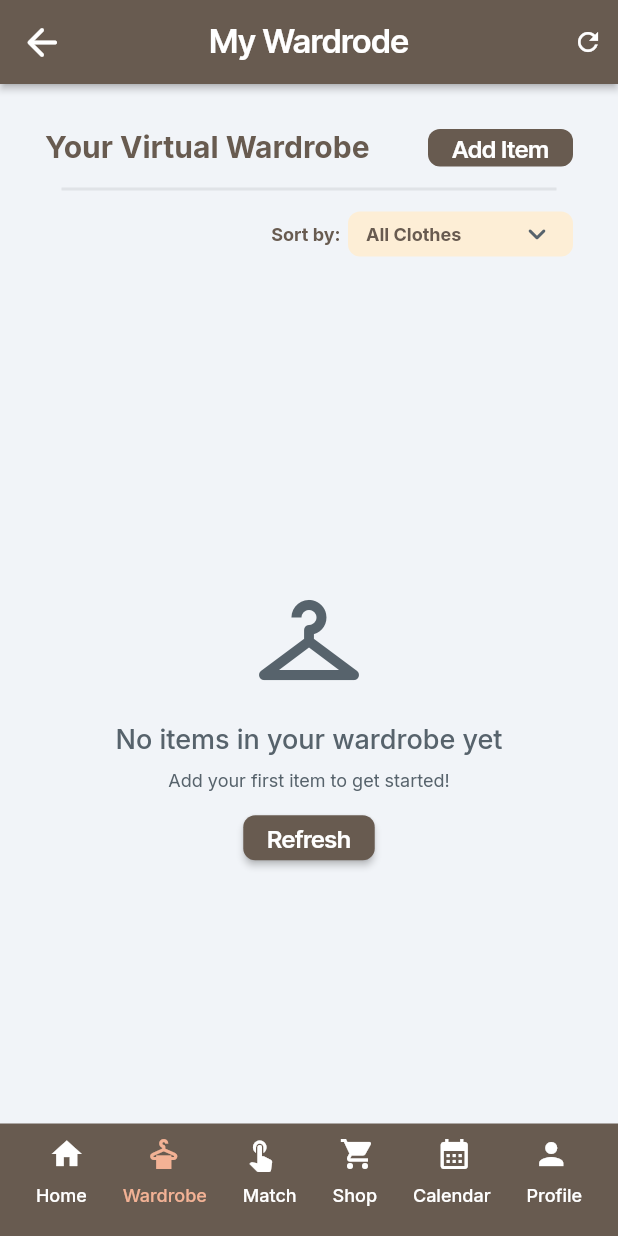
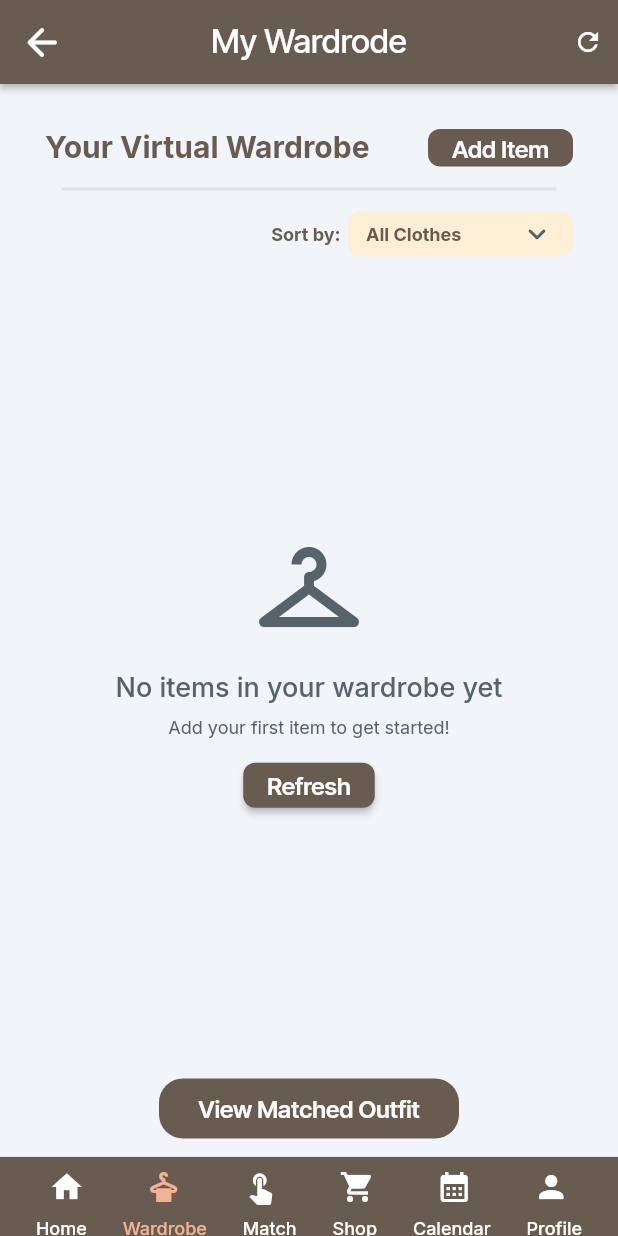
Before and after one commit to rexkan/Pakaije, a Flutter app: the MyWardrodeWidget screen opened by its route, on a phone screen of 412 x 824 dp. Run offline on Flutter 3.47's test engine with Material 3 defaults, Android fonts, the phone set to English and light mode, and no system bars; drawn by our look-alikes of auto_size_text, dropdown_button2; our stand-ins replace cached_network_image, cloud_firestore, equatable, file_picker, firebase_auth, firebase_core and 19 more; missing offline and left inert: json_path, mime_type; accounts and stored records are empty.

Commit message:
solve navigation bar bug

```diff
--- a/lib/user/my_wardrode/my_wardrode_widget.dart
+++ b/lib/user/my_wardrode/my_wardrode_widget.dart
@@ -9,6 +9,7 @@ import '/auth/firebase_auth/auth_util.dart';
 import '/index.dart';
 import 'package:flutter/material.dart';
 import 'package:google_fonts/google_fonts.dart';
+import 'dart:async'; // Added missing import
 import 'my_wardrode_model.dart';
 export 'my_wardrode_model.dart';
 
@@ -101,19 +102,11 @@ class _MyWardrodeWidgetState extends State<MyWardrodeWidget> {
               'cc9n9pk0' /* My Wardrode */,
             ),
             style: FlutterFlowTheme.of(context).headlineMedium.override(
-                  font: GoogleFonts.interTight(
-                    fontWeight:
-                        FlutterFlowTheme.of(context).headlineMedium.fontWeight,
-                    fontStyle:
-                        FlutterFlowTheme.of(context).headlineMedium.fontStyle,
-                  ),
+                  fontFamily: GoogleFonts.interTight().fontFamily,
                   color: Colors.white,
                   fontSize: 22.0,
                   letterSpacing: 0.0,
-                  fontWeight:
-                      FlutterFlowTheme.of(context).headlineMedium.fontWeight,
-                  fontStyle:
-                      FlutterFlowTheme.of(context).headlineMedium.fontStyle,
+                  fontWeight: FontWeight.w500,
                 ),
           ),
           actions: [
@@ -160,20 +153,12 @@ class _MyWardrodeWidgetState extends State<MyWardrodeWidget> {
                             style: FlutterFlowTheme.of(context)
                                 .bodyMedium
                                 .override(
-                                  font: GoogleFonts.inter(
-                                    fontWeight: FontWeight.bold,
-                                    fontStyle: FlutterFlowTheme.of(context)
-                                        .bodyMedium
-                                        .fontStyle,
-                                  ),
+                                  fontFamily: GoogleFonts.inter().fontFamily,
                                   color:
                                       FlutterFlowTheme.of(context).underground,
                                   fontSize: 20.0,
                                   letterSpacing: 0.0,
                                   fontWeight: FontWeight.bold,
-                                  fontStyle: FlutterFlowTheme.of(context)
-                                      .bodyMedium
-                                      .fontStyle,
                                 ),
                           ),
                           Align(
@@ -181,7 +166,7 @@ class _MyWardrodeWidgetState extends State<MyWardrodeWidget> {
                             child: FFButtonWidget(
                               onPressed: () async {
                                 // Navigate to add item and refresh when returning
-                                final result = await context.pushNamed(AddNewItemWidget.routeName);
+                                final result = await context.pushNamed('AddNewItem'); // Fixed route name
                                 // Force refresh when returning from add item screen
                                 _forceRefresh();
                               },
@@ -198,22 +183,9 @@ class _MyWardrodeWidgetState extends State<MyWardrodeWidget> {
                                 textStyle: FlutterFlowTheme.of(context)
                                     .titleSmall
                                     .override(
-                                      font: GoogleFonts.interTight(
-                                        fontWeight: FlutterFlowTheme.of(context)
-                                            .titleSmall
-                                            .fontWeight,
-                                        fontStyle: FlutterFlowTheme.of(context)
-                                            .titleSmall
-                                            .fontStyle,
-                                      ),
+                                      fontFamily: GoogleFonts.interTight().fontFamily,
                                       color: Colors.white,
                                       letterSpacing: 0.0,
-                                      fontWeight: FlutterFlowTheme.of(context)
-                                          .titleSmall
-                                          .fontWeight,
-                                      fontStyle: FlutterFlowTheme.of(context)
-                                          .titleSmall
-                                          .fontStyle,
                                     ),
                                 elevation: 0.0,
                                 borderRadius: BorderRadius.circular(8.0),
@@ -248,19 +220,11 @@ class _MyWardrodeWidgetState extends State<MyWardrodeWidget> {
                               style: FlutterFlowTheme.of(context)
                                   .bodyMedium
                                   .override(
-                                    font: GoogleFonts.inter(
-                                      fontWeight: FontWeight.bold,
-                                      fontStyle: FlutterFlowTheme.of(context)
-                                          .bodyMedium
-                                          .fontStyle,
-                                    ),
+                                    fontFamily: GoogleFonts.inter().fontFamily,
                                     color: FlutterFlowTheme.of(context)
                                         .underground,
                                     letterSpacing: 0.0,
                                     fontWeight: FontWeight.bold,
-                                    fontStyle: FlutterFlowTheme.of(context)
-                                        .bodyMedium
-                                        .fontStyle,
                                   ),
                             ),
                           ),
@@ -288,19 +252,11 @@ class _MyWardrodeWidgetState extends State<MyWardrodeWidget> {
                               textStyle: FlutterFlowTheme.of(context)
                                   .bodyMedium
                                   .override(
-                                    font: GoogleFonts.inter(
-                                      fontWeight: FontWeight.bold,
-                                      fontStyle: FlutterFlowTheme.of(context)
-                                          .bodyMedium
-                                          .fontStyle,
-                                    ),
+                                    fontFamily: GoogleFonts.inter().fontFamily,
                                     color: FlutterFlowTheme.of(context)
                                         .underground,
                                     letterSpacing: 0.0,
                                     fontWeight: FontWeight.bold,
-                                    fontStyle: FlutterFlowTheme.of(context)
-                                        .bodyMedium
-                                        .fontStyle,
                                   ),
                               hintText: FFLocalizations.of(context).getText(
                                 '7d4ufn4n' /* Select */,
@@ -666,29 +622,58 @@ class _MyWardrodeWidgetState extends State<MyWardrodeWidget> {
                         ),
                       ),
                     ),
-                    // Removed the "Match New Outfit" button section completely
+                    Align(
+                      alignment: AlignmentDirectional(0.0, 1.0),
+                      child: Padding(
+                        padding: EdgeInsetsDirectional.fromSTEB(
+                            0.0, 15.0, 0.0, 15.0),
+                        child: FFButtonWidget(
+                          onPressed: () {
+                            print('View Matched Outfit button pressed ...');
+                          },
+                          text: FFLocalizations.of(context).getText(
+                            'yveetctd' /* View Matched Outfit */,
+                          ),
+                          options: FFButtonOptions(
+                            width: 200.0,
+                            height: 40.0,
+                            padding: EdgeInsetsDirectional.fromSTEB(
+                                16.0, 0.0, 16.0, 0.0),
+                            iconPadding: EdgeInsetsDirectional.fromSTEB(
+                                0.0, 0.0, 0.0, 0.0),
+                            color: FlutterFlowTheme.of(context).underground,
+                            textStyle: FlutterFlowTheme.of(context)
+                                .titleSmall
+                                .override(
+                                  fontFamily: GoogleFonts.interTight().fontFamily,
+                                  color: Colors.white,
+                                  fontSize: 16.0,
+                                  letterSpacing: 0.0,
+                                ),
+                            elevation: 0.0,
+                            borderRadius: BorderRadius.circular(16.0),
+                          ),
+                        ),
+                      ),
+                    ),
                   ],
                 ),
               ),
-              // Bottom navigation bar - Fixed to match home page structure
-              Positioned(
-                left: 0,
-                right: 0,
-                bottom: 0,
+              // Bottom navigation bar - Using OutfitMatch style
+              Align(
+                alignment: AlignmentDirectional(-1.0, 1.11),
                 child: Container(
                   width: double.infinity,
-                  height: 75.0,
+                  height: 90.0,
                   decoration: BoxDecoration(
                     color: FlutterFlowTheme.of(context).underground,
                   ),
-                  alignment: AlignmentDirectional(0.0, 1.0),
                   child: Column(
                     mainAxisSize: MainAxisSize.max,
                     children: [
                       Row(
                         mainAxisSize: MainAxisSize.max,
                         mainAxisAlignment: MainAxisAlignment.spaceEvenly,
-                        crossAxisAlignment: CrossAxisAlignment.center,
                         children: [
                           FlutterFlowIconButton(
                             borderRadius: 8.0,
@@ -699,7 +684,7 @@ class _MyWardrodeWidgetState extends State<MyWardrodeWidget> {
                               size: 24.0,
                             ),
                             onPressed: () async {
-                              context.pushNamed(HomePageWidget.routeName);
+                              context.pushNamed('HomePage');
                             },
                           ),
                           FlutterFlowIconButton(
@@ -724,7 +709,7 @@ class _MyWardrodeWidgetState extends State<MyWardrodeWidget> {
                               size: 24.0,
                             ),
                             onPressed: () async {
-                              context.pushNamed(OutfitMatchWidget.routeName);
+                              context.pushNamed('OutfitMatch');
                             },
                           ),
                           FlutterFlowIconButton(
@@ -736,7 +721,7 @@ class _MyWardrodeWidgetState extends State<MyWardrodeWidget> {
                               size: 24.0,
                             ),
                             onPressed: () async {
-                              context.pushNamed(BuyClothesWidget.routeName);
+                              context.pushNamed('BuyClothes');
                             },
                           ),
                           FlutterFlowIconButton(
@@ -748,7 +733,7 @@ class _MyWardrodeWidgetState extends State<MyWardrodeWidget> {
                               size: 24.0,
                             ),
                             onPressed: () async {
-                              context.pushNamed(OutfitPlanner2Widget.routeName);
+                              context.pushNamed('OutfitPlanner2');
                             },
                           ),
                           FlutterFlowIconButton(
@@ -760,7 +745,7 @@ class _MyWardrodeWidgetState extends State<MyWardrodeWidget> {
                               size: 24.0,
                             ),
                             onPressed: () async {
-                              context.pushNamed(UserProfileWidget.routeName);
+                              context.pushNamed('UserProfile');
                             },
                           ),
                         ],
@@ -770,7 +755,7 @@ class _MyWardrodeWidgetState extends State<MyWardrodeWidget> {
                         child: Row(
                           mainAxisSize: MainAxisSize.max,
                           mainAxisAlignment: MainAxisAlignment.spaceEvenly,
-                          crossAxisAlignment: CrossAxisAlignment.start,
+                          crossAxisAlignment: CrossAxisAlignment.end,
                           children: [
                             Text(
                               FFLocalizations.of(context).getText(
@@ -779,19 +764,11 @@ class _MyWardrodeWidgetState extends State<MyWardrodeWidget> {
                               style: FlutterFlowTheme.of(context)
                                   .bodyMedium
                                   .override(
-                                    font: GoogleFonts.inter(
-                                      fontWeight: FontWeight.w500,
-                                      fontStyle: FlutterFlowTheme.of(context)
-                                          .bodyMedium
-                                          .fontStyle,
-                                    ),
+                                    fontFamily: GoogleFonts.inter().fontFamily,
                                     color: FlutterFlowTheme.of(context).white,
                                     fontSize: 12.0,
                                     letterSpacing: 0.0,
                                     fontWeight: FontWeight.w500,
-                                    fontStyle: FlutterFlowTheme.of(context)
-                                        .bodyMedium
-                                        .fontStyle,
                                   ),
                             ),
                             Text(
@@ -801,20 +778,11 @@ class _MyWardrodeWidgetState extends State<MyWardrodeWidget> {
                               style: FlutterFlowTheme.of(context)
                                   .bodyMedium
                                   .override(
-                                    font: GoogleFonts.inter(
-                                      fontWeight: FontWeight.w500,
-                                      fontStyle: FlutterFlowTheme.of(context)
-                                          .bodyMedium
-                                          .fontStyle,
-                                    ),
-                                    color:
-                                        FlutterFlowTheme.of(context).waxFlower,
+                                    fontFamily: GoogleFonts.inter().fontFamily,
+                                    color: FlutterFlowTheme.of(context).waxFlower,
                                     fontSize: 12.0,
                                     letterSpacing: 0.0,
                                     fontWeight: FontWeight.w500,
-                                    fontStyle: FlutterFlowTheme.of(context)
-                                        .bodyMedium
-                                        .fontStyle,
                                   ),
                             ),
                             Text(
@@ -824,19 +792,11 @@ class _MyWardrodeWidgetState extends State<MyWardrodeWidget> {
                               style: FlutterFlowTheme.of(context)
                                   .bodyMedium
                                   .override(
-                                    font: GoogleFonts.inter(
-                                      fontWeight: FontWeight.w500,
-                                      fontStyle: FlutterFlowTheme.of(context)
-                                          .bodyMedium
-                                          .fontStyle,
-                                    ),
+                                    fontFamily: GoogleFonts.inter().fontFamily,
                                     color: FlutterFlowTheme.of(context).white,
                                     fontSize: 12.0,
                                     letterSpacing: 0.0,
                                     fontWeight: FontWeight.w500,
-                                    fontStyle: FlutterFlowTheme.of(context)
-                                        .bodyMedium
-                                        .fontStyle,
                                   ),
                             ),
                             Text(
@@ -846,19 +806,11 @@ class _MyWardrodeWidgetState extends State<MyWardrodeWidget> {
                               style: FlutterFlowTheme.of(context)
                                   .bodyMedium
                                   .override(
-                                    font: GoogleFonts.inter(
-                                      fontWeight: FontWeight.w500,
-                                      fontStyle: FlutterFlowTheme.of(context)
-                                          .bodyMedium
-                                          .fontStyle,
-                                    ),
+                                    fontFamily: GoogleFonts.inter().fontFamily,
                                     color: FlutterFlowTheme.of(context).white,
                                     fontSize: 12.0,
                                     letterSpacing: 0.0,
                                     fontWeight: FontWeight.w500,
-                                    fontStyle: FlutterFlowTheme.of(context)
-                                        .bodyMedium
-                                        .fontStyle,
                                   ),
                             ),
                             Text(
@@ -868,19 +820,11 @@ class _MyWardrodeWidgetState extends State<MyWardrodeWidget> {
                               style: FlutterFlowTheme.of(context)
                                   .bodyMedium
                                   .override(
-                                    font: GoogleFonts.inter(
-                                      fontWeight: FontWeight.w500,
-                                      fontStyle: FlutterFlowTheme.of(context)
-                                          .bodyMedium
-                                          .fontStyle,
-                                    ),
+                                    fontFamily: GoogleFonts.inter().fontFamily,
                                     color: FlutterFlowTheme.of(context).white,
                                     fontSize: 12.0,
                                     letterSpacing: 0.0,
                                     fontWeight: FontWeight.w500,
-                                    fontStyle: FlutterFlowTheme.of(context)
-                                        .bodyMedium
-                                        .fontStyle,
                                   ),
                             ),
                             Text(
@@ -890,19 +834,11 @@ class _MyWardrodeWidgetState extends State<MyWardrodeWidget> {
                               style: FlutterFlowTheme.of(context)
                                   .bodyMedium
                                   .override(
-                                    font: GoogleFonts.inter(
-                                      fontWeight: FontWeight.w500,
-                                      fontStyle: FlutterFlowTheme.of(context)
-                                          .bodyMedium
-                                          .fontStyle,
-                                    ),
+                                    fontFamily: GoogleFonts.inter().fontFamily,
                                     color: FlutterFlowTheme.of(context).white,
                                     fontSize: 12.0,
                                     letterSpacing: 0.0,
                                     fontWeight: FontWeight.w500,
-                                    fontStyle: FlutterFlowTheme.of(context)
-                                        .bodyMedium
-                                        .fontStyle,
                                   ),
                             ),
                           ],
```
